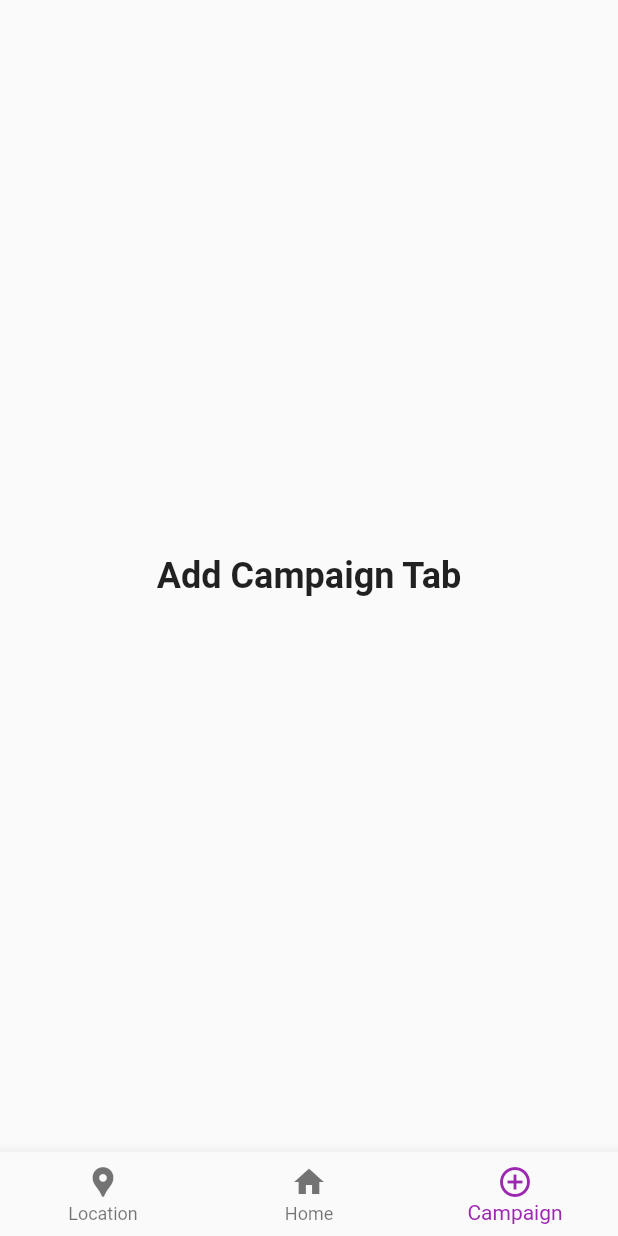
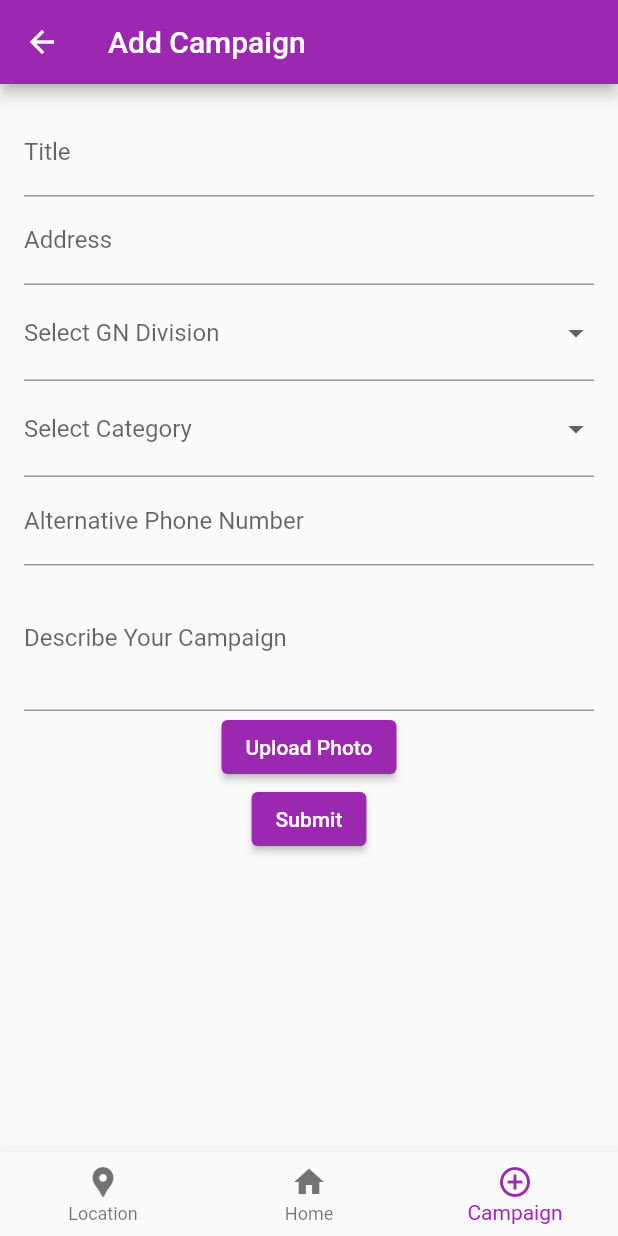
Before and after one commit to sasindu2/HelpMate, a Flutter app: the HomePage screen opened by its route, item 3 of the bottom bar chosen, on a phone screen of 412 x 824 dp. Run offline on Flutter 3.47's test engine with Material 2 defaults, Android fonts, the phone set to English and light mode, and no system bars; our stand-ins replace loading_animation_widget.

Commit message:
add campaign page create

```diff
--- /dev/null
+++ b/lib/pages/add_campaign.dart
@@ -0,0 +1,77 @@
+import 'package:flutter/material.dart';
+
+class AddCampaignPage extends StatelessWidget {
+  final List<String> divisions = ['Division A', 'Division B', 'Division C'];
+  final List<String> categories = ['Category X', 'Category Y', 'Category Z'];
+
+  @override
+  Widget build(BuildContext context) {
+    return Scaffold(
+      appBar: AppBar(
+        title: const Text('Add Campaign'),
+      ),
+      body: Padding(
+        padding: const EdgeInsets.all(16.0),
+        child: Column(
+          children: [
+            TextFormField(
+              decoration: const InputDecoration(labelText: 'Title'),
+            ),
+
+            TextFormField(
+              decoration: const InputDecoration(labelText: 'Address'),
+            ),
+
+            DropdownButtonFormField<String>(
+              items: divisions.map((division) {
+                return DropdownMenuItem<String>(
+                  value: division,
+                  child: Text(division),
+                );
+              }).toList(),
+              onChanged: (value) {},
+              decoration:
+                  const InputDecoration(labelText: 'Select GN Division'),
+            ),
+
+            DropdownButtonFormField<String>(
+              items: categories.map((category) {
+                return DropdownMenuItem<String>(
+                  value: category,
+                  child: Text(category),
+                );
+              }).toList(),
+              onChanged: (value) {},
+              decoration: const InputDecoration(labelText: 'Select Category'),
+            ),
+
+            TextFormField(
+              decoration:
+                  const InputDecoration(labelText: 'Alternative Phone Number'),
+            ),
+
+            TextFormField(
+              decoration:
+                  const InputDecoration(labelText: 'Describe Your Campaign'),
+              maxLines: 3,
+            ),
+
+            ElevatedButton(
+              onPressed: () {
+                // Implement photo upload feature
+              },
+              child: const Text('Upload Photo'),
+            ),
+            // Submit Button
+            ElevatedButton(
+              onPressed: () {
+                // Handle form submission
+              },
+              child: const Text('Submit'),
+            ),
+          ],
+        ),
+      ),
+    );
+  }
+}
--- a/lib/pages/home_page.dart
+++ b/lib/pages/home_page.dart
@@ -1,4 +1,5 @@
 import 'package:flutter/material.dart';
+import 'package:helpmate/pages/add_campaign.dart';
 
 class HomePage extends StatefulWidget {
   const HomePage({super.key});
@@ -83,11 +84,6 @@ class AddCampaignTab extends StatelessWidget {
 
   @override
   Widget build(BuildContext context) {
-    return const Center(
-      child: Text(
-        'Add Campaign Tab',
-        style: TextStyle(fontSize: 24, fontWeight: FontWeight.bold),
-      ),
-    );
+    return AddCampaignPage();
   }
 }
--- a/lib/routes/route_manager.dart
+++ b/lib/routes/route_manager.dart
@@ -1,6 +1,7 @@
 // ignore_for_file: constant_pattern_never_matches_value_type
 
 import 'package:flutter/material.dart';
+import 'package:helpmate/pages/add_campaign.dart';
 import 'package:helpmate/pages/home_page.dart';
 import 'package:helpmate/pages/splash.dart';
 
@@ -12,6 +13,7 @@ class RouteManager {
   static const String loginPage = '/loginPage';
   static const String registerPage = '/registerPage';
   static const String homePage = '/homePage';
+  static const String addCampaignPage = '/addCampaignPage';
 
   static Route<dynamic>? onGenerateRoute(RouteSettings setting) {
     switch (setting.name) {
@@ -35,6 +37,9 @@ class RouteManager {
       case homePage:
         return MaterialPageRoute(builder: (context) => const HomePage());
 
+      case addCampaignPage:
+        return MaterialPageRoute(builder: (context) => AddCampaignPage());
+
       default:
         throw Exception("No route found!");
     }
```
